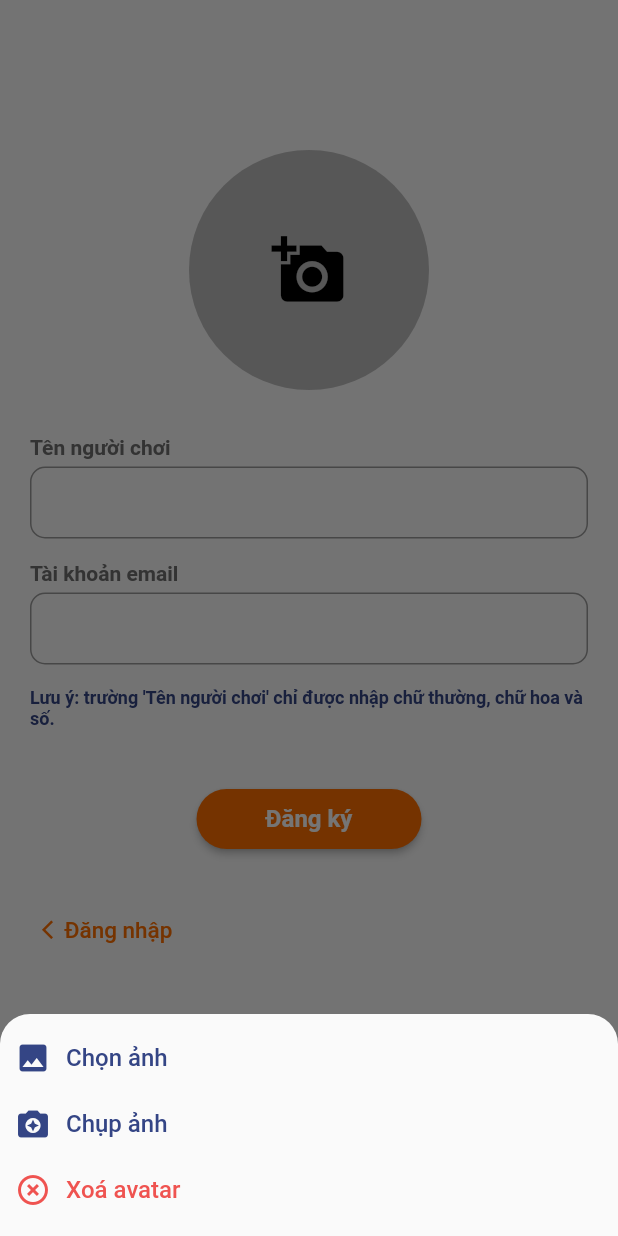
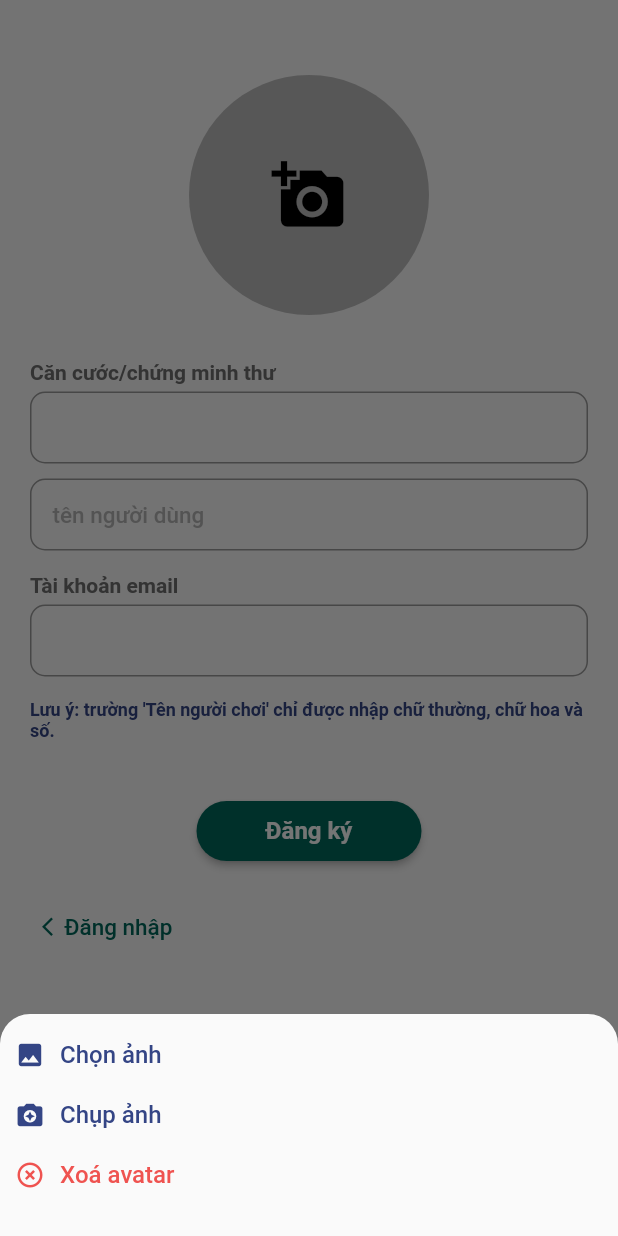
Before and after one commit to TaoQuangChinh/caro, a Flutter app: the RegisterView screen opened by its route, after a tap on the "add a photo" icon, on a phone screen of 412 x 824 dp. Run offline on Flutter 3.47's test engine with Material 2 defaults, Android fonts, the phone set to English and light mode, and no system bars; our stand-ins replace cached_network_image, connectivity_plus, device_info_plus, dio, firebase_core, firebase_storage and 3 more; missing offline and left inert: cross_scroll, dio_smart_retry; accounts and stored records are empty; network calls fail; Roboto replaces fonts that are missing (NotoSansJP); statements that could not run were skipped.

Commit message:
update project

```diff
--- a/games_caro/lib/app/common/config.dart
+++ b/games_caro/lib/app/common/config.dart
@@ -4,7 +4,7 @@ import 'package:flutter/material.dart';
 //192.168.0.104 (LN)
 const kUrl = 'http://192.168.19.91:8000/';
 
-const kPrimaryColor = Color(0xffff6f00);
+const kPrimaryColor = Color(0xff00695c);
 const kBodyText = Color(0xff707070);
 const kRedColor400 = Color(0xFFef5350);
 const kRedColor600 = Color(0xffe53935);
@@ -15,6 +15,7 @@ const kWhiteColor = Color(0xffffffff);
 const kBlueColor500 = Color(0xff2196f3);
 const kYellowColor800 = Color(0xfff9a825);
 const kGreenColor700 = Color(0xff689f38);
+const kOrangeColor800 = Color(0xffef6c00);
 
 // config message app
 const MSG_ERR_ADMIN = "Có một lỗi xảy ra, vui lòng liên hệ với admin.";
--- a/games_caro/lib/app/model/user_model.dart
+++ b/games_caro/lib/app/model/user_model.dart
@@ -13,7 +13,7 @@ class UserModel {
       {this.id,
       this.email,
       this.pass,
-      this.nameGame,
+      this.userName,
       this.deviceMobi,
       this.images,
       this.saveAccount});
@@ -21,7 +21,7 @@ class UserModel {
   String? id;
   String? email;
   String? pass;
-  String? nameGame;
+  String? userName;
   String? deviceMobi;
   String? images;
   String? saveAccount;
@@ -30,20 +30,20 @@ class UserModel {
       id: json["id"] == null ? null : json["id"],
       email: json["email"] == null ? null : json["email"],
       pass: json["pass"] == null ? null : json["pass"],
-      nameGame: json["nameGame"] == null ? null : json["nameGame"],
-      deviceMobi: json["deviceMobi"] == null ? null : json["deviceMobi"],
+      userName: json["user_name"] == null ? null : json["user_name"],
+      deviceMobi: json["device_mobi"] == null ? null : json["device_mobi"],
       images: json["images"] == null || json["images"] == ''
           ? null
           : json["images"],
-      saveAccount: json["saveAccount"] == null ? null : json["saveAccount"]);
+      saveAccount: json["save_account"] == null ? null : json["save_account"]);
 
   Map<String, dynamic> toJson() => {
         "id": id == null ? null : id,
         "email": email == null ? null : email,
         "pass": pass == null ? null : pass,
-        "nameGame": nameGame == null ? null : nameGame,
-        "deviceMobi": deviceMobi == null ? null : deviceMobi,
+        "user_name": userName == null ? null : userName,
+        "device_mobi": deviceMobi == null ? null : deviceMobi,
         "images": images == null ? null : images,
-        "saveAccount": saveAccount == null ? null : saveAccount
+        "save_account": saveAccount == null ? null : saveAccount
       };
 }
--- a/games_caro/lib/app/modules/auth/auth_controller.dart
+++ b/games_caro/lib/app/modules/auth/auth_controller.dart
@@ -51,8 +51,8 @@ class AuthController extends GetxController {
       if (![0, 1].contains(totalDevice)) {
         Get.offNamed(Routes.LIST_ACCOUNT);
       } else {
-        if (totalDevice == 1) user.value = UserModel.fromJson(dataUser);
-        if (totalDevice == 1 && user.value.saveAccount == '1') {
+        if (dataUser != null) {
+          user.value = UserModel.fromJson(dataUser);
           Get.offNamed(Routes.HOME);
         } else {
           Get.offNamed(Routes.LOGIN);
--- a/games_caro/lib/app/modules/login/controllers/login_controller.dart
+++ b/games_caro/lib/app/modules/login/controllers/login_controller.dart
@@ -14,7 +14,7 @@ class LoginController extends GetxController {
   final isLoadingLogin = false.obs;
   final listErrLogin = ["", ""].obs;
   final isSaveAccount = false.obs;
-  final isHidePass = false.obs;
+  final isHidePass = true.obs;
 
   final _log = Logger();
   final AuthController authController = Get.find();
--- a/games_caro/lib/app/modules/login/views/body/body_bottom_sheet.dart
+++ b/games_caro/lib/app/modules/login/views/body/body_bottom_sheet.dart
@@ -37,7 +37,7 @@ class BodyBottomSheet extends StatelessWidget {
             onTap: changePass,
             paddingVertical: 10),
         ItemBottomSheet(
-            content: 'Xoá tài khoản(trên thiết bị này)',
+            content: 'Xoá tài khoản trên thiết bị này',
             icon: Icons.highlight_remove,
             textColor: kRedColor400,
             iconColor: kRedColor400,
--- a/games_caro/lib/app/modules/login/views/body/body_list_account.dart
+++ b/games_caro/lib/app/modules/login/views/body/body_list_account.dart
@@ -64,7 +64,7 @@ class BodyListAccount extends StatelessWidget {
                           children: [
                             if (_.listAccount[index].images == null) ...[
                               CustomImageDefault(
-                                  content: _.listAccount[index].nameGame![0])
+                                  content: _.listAccount[index].userName![0])
                             ],
                             if (_.listAccount[index].images != null) ...[
                               CachedNetworkImage(
@@ -93,7 +93,7 @@ class BodyListAccount extends StatelessWidget {
                               crossAxisAlignment: CrossAxisAlignment.start,
                               children: [
                                 Text(
-                                  _.listAccount[index].nameGame!,
+                                  _.listAccount[index].userName!,
                                   style: PrimaryStyle.bold(20),
                                 ),
                                 Text(_.listAccount[index].email!,
--- a/games_caro/lib/app/modules/login/views/list_account_view.dart
+++ b/games_caro/lib/app/modules/login/views/list_account_view.dart
@@ -16,7 +16,7 @@ class ListAccountView extends GetView<ListAccountController> {
       backgroundColor: kPrimaryColor,
       body: const BodyListAccount(),
       floatingActionButton: FloatingActionButton(
-        backgroundColor: kIndigoBlueColor900,
+        backgroundColor: kOrangeColor800,
         onPressed: () =>
             Get.toNamed(Routes.REGISTER, parameters: {'screen': 'listAccount'}),
         child: const Icon(Icons.edit, color: kWhiteColor, size: 27),
--- a/games_caro/lib/app/modules/login/views/login_view.dart
+++ b/games_caro/lib/app/modules/login/views/login_view.dart
@@ -28,10 +28,10 @@ class LoginView extends GetView<LoginController> {
           child: Column(
             children: [
               const SizedBox(height: 50),
-              Image.asset('assets/images/logo_caro.png', height: 170),
+              Image.asset('assets/images/logo.png', height: 170),
               const SizedBox(height: 10),
-              Text("Caro Master",
-                  style: PrimaryStyle.bold(color: kPrimaryColor, 35)),
+              Text("Spending Management",
+                  style: PrimaryStyle.bold(color: kPrimaryColor, 27)),
               const SizedBox(height: 40),
               Obx(() => CustomInput(
                     controller: controller.inputEmail,
--- a/games_caro/lib/app/modules/register/views/body/body_register.dart
+++ b/games_caro/lib/app/modules/register/views/body/body_register.dart
@@ -28,17 +28,25 @@ class BodyRegister extends StatelessWidget {
         padding: const EdgeInsets.symmetric(horizontal: 20),
         child: Column(
           children: [
-            const SizedBox(height: 100),
+            const SizedBox(height: 50),
             showImage(),
             const SizedBox(height: 30),
             Obx(() => CustomInput(
-                  controller: controller.inputNameGame,
-                  title: 'Tên người chơi',
-                  inputFormatters: [
-                    FilteringTextInputFormatter.allow(RegExp(controller.reg))
-                  ],
+                  controller: controller.inputCode,
+                  title: 'Căn cước/chứng minh thư',
+                  keyboardType: TextInputType.number,
+                  maxLength: 12,
+                  inputFormatters: [FilteringTextInputFormatter.digitsOnly],
                   err: controller.listError[0],
                 )),
+            const SizedBox(height: 10),
+            CustomInput(
+              readOnly: true,
+              controller: controller.inputEmail,
+              hintText: 'tên người dùng',
+              title: '',
+              err: '',
+            ),
             const SizedBox(height: 15),
             Obx(() => CustomInput(
                   controller: controller.inputEmail,
@@ -56,7 +64,7 @@ class BodyRegister extends StatelessWidget {
                 isLoading: controller.isLoading.value,
                 titleButton: "Đăng ký",
                 onPressed: () async => await controller.submit())),
-            const SizedBox(height: 30),
+            const SizedBox(height: 20),
             Align(
               alignment: Alignment.centerLeft,
               child: FittedBox(
--- a/games_caro/lib/app/modules/splash/splash_view.dart
+++ b/games_caro/lib/app/modules/splash/splash_view.dart
@@ -40,11 +40,11 @@ class _SplashViewState extends State<SplashView> with TickerProviderStateMixin {
           alignment: Alignment.center,
           child: RotationTransition(
             turns: animation,
-            child: Image.asset('assets/images/logo_caro.png'),
+            child: Image.asset('assets/images/logo.png', height: 300),
           ),
         ),
         const SizedBox(height: 30),
-        Text("Chào mừng đến với Caro Master",
+        Text("Spending Management",
             textAlign: TextAlign.center,
             style: PrimaryStyle.bold(32, color: kPrimaryColor))
       ]),
--- a/games_caro/lib/app/widget/custom_input.dart
+++ b/games_caro/lib/app/widget/custom_input.dart
@@ -15,16 +15,18 @@ class CustomInput extends StatelessWidget {
       this.keyboardType,
       this.obscureText = false,
       this.onPressed,
-      this.icons})
+      this.icons,
+      this.readOnly = false,
+      this.hintText = ''})
       : super(key: key);
 
   final TextEditingController controller;
-  final String title, err;
+  final String title, err, hintText;
   final Color colorTitle;
   final int? maxLength;
   final List<TextInputFormatter>? inputFormatters;
   final TextInputType? keyboardType;
-  final bool obscureText;
+  final bool obscureText, readOnly;
   final Widget? icons;
   final Function()? onPressed;
 
@@ -33,8 +35,10 @@ class CustomInput extends StatelessWidget {
     return Column(
       crossAxisAlignment: CrossAxisAlignment.start,
       children: [
-        Text(title, style: PrimaryStyle.medium(14, color: colorTitle)),
-        const SizedBox(height: 5),
+        if (title.isNotEmpty) ...[
+          Text(title, style: PrimaryStyle.medium(14, color: colorTitle)),
+          const SizedBox(height: 5)
+        ],
         TextField(
           controller: controller,
           style: PrimaryStyle.normal(color: kBodyText, 16),
@@ -42,7 +46,11 @@ class CustomInput extends StatelessWidget {
           inputFormatters: inputFormatters,
           keyboardType: keyboardType ?? TextInputType.visiblePassword,
           obscureText: obscureText,
+          readOnly: readOnly,
           decoration: InputDecoration(
+              hintText: hintText,
+              hintStyle:
+                  PrimaryStyle.normal(color: kBodyText.withOpacity(0.5), 15),
               suffixIcon: icons,
               counter: const SizedBox.shrink(),
               contentPadding: const EdgeInsets.symmetric(horizontal: 15),
--- a/games_caro/lib/app/widget/item/item_bottom_sheet.dart
+++ b/games_caro/lib/app/widget/item/item_bottom_sheet.dart
@@ -30,7 +30,7 @@ class ItemBottomSheet extends StatelessWidget {
             EdgeInsets.symmetric(vertical: paddingVertical, horizontal: 10),
         child: Row(
           children: [
-            Icon(icon, color: iconColor),
+            Icon(icon, color: iconColor, size: 20),
             const SizedBox(width: 10),
             Text(content, style: PrimaryStyle.normal(16, color: textColor))
           ],
```
Also changed, not shown: games_caro/lib/app/modules/login/controllers/list_account_controller.dart (+4 -5 lines), games_caro/lib/app/modules/register/controllers/register_controller.dart (+23 -28 lines), games_caro/assets/images/logo.png (added), games_caro/assets/images/logo_caro.png (deleted).
